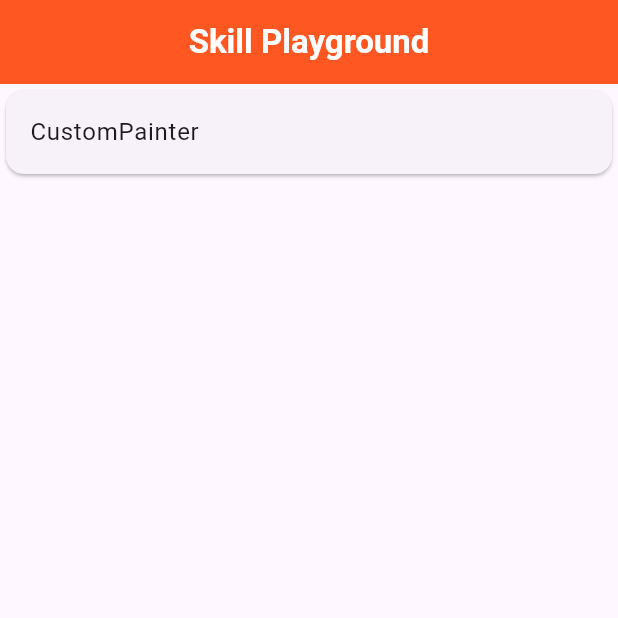
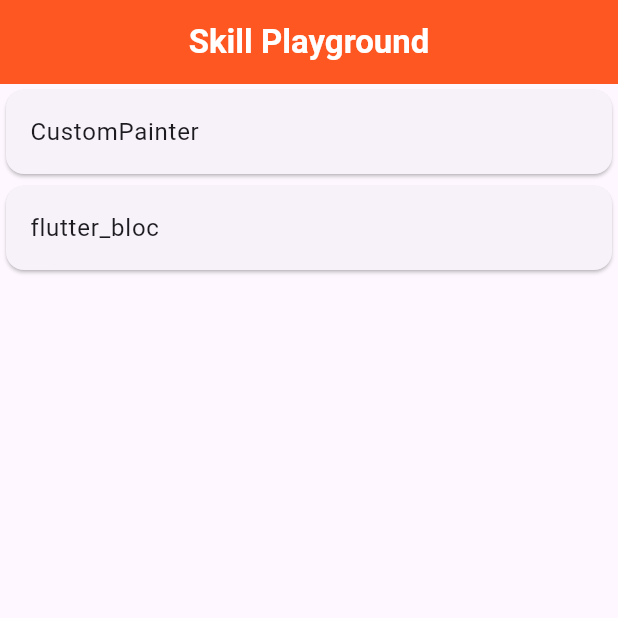
Before and after one commit to leonardovivo/skill_playground, a Flutter app: the screen it shows after launch, on a phone screen of 412 x 824 dp, the top half of it. Run offline on Flutter 3.47's test engine with Material 3 defaults, Android fonts, the phone set to English and light mode, and no system bars; our stand-ins replace flutter_bloc, get_it.

Commit message:
adiciona card do flutter_bloc

```diff
--- a/lib/screens/home/home_screen.dart
+++ b/lib/screens/home/home_screen.dart
@@ -9,6 +9,7 @@ class HomeScreen extends StatelessWidget {
   Widget build(BuildContext context) {
     final topics = [
       {'title': 'CustomPainter', 'screen': 'custom_painter'},
+      {'title': 'flutter_bloc', 'screen': 'bloc'},
     ];
 
     return SafeArea(
```
